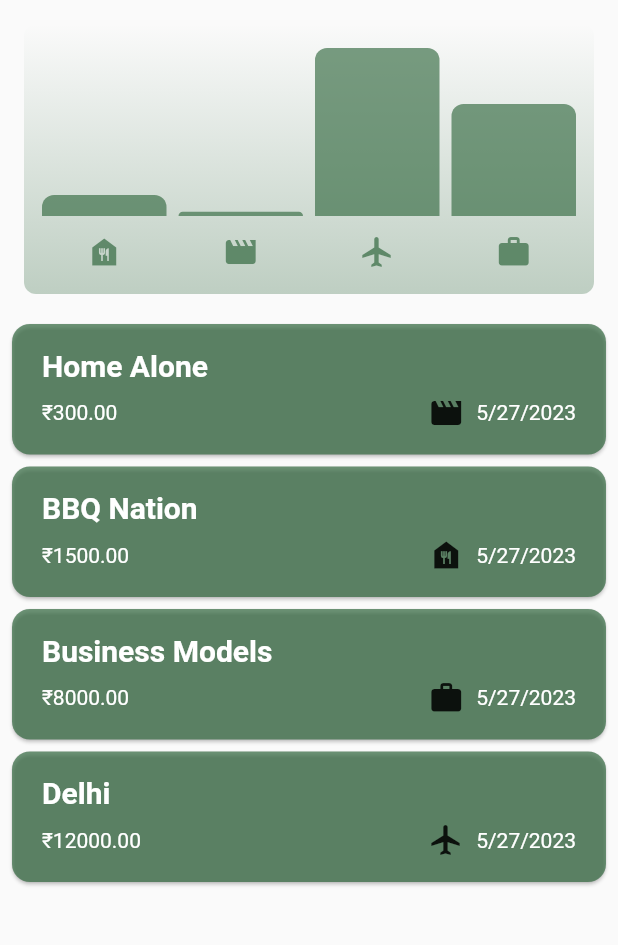
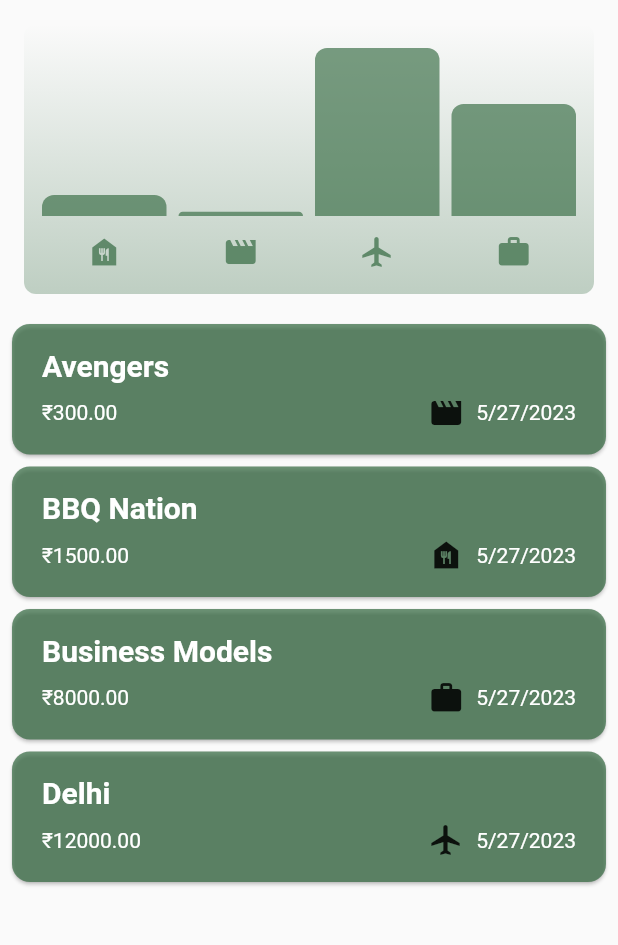
Before and after one commit to Gaurav-Singh-Kabdwal/expenses, a Flutter app: the screen it shows after launch, on a phone screen of 412 x 824 dp, the part 84-1029 px from its top. Run offline on Flutter 3.47's test engine with Material 2 defaults, Android fonts, the phone set to English and light mode, and no system bars.

Commit message:
Updated default list item

```diff
--- a/lib/widgets/expenses.dart
+++ b/lib/widgets/expenses.dart
@@ -15,7 +15,7 @@ class _ExpensesState extends State<Expenses> {
   final List<Expense> expenses = [
     Expense(
         amount: 300,
-        title: "Home Alone",
+        title: "Avengers",
         category: Category.leisure,
         date: DateTime.now()),
     Expense(
```
Also changed, not shown: 1 other file.
